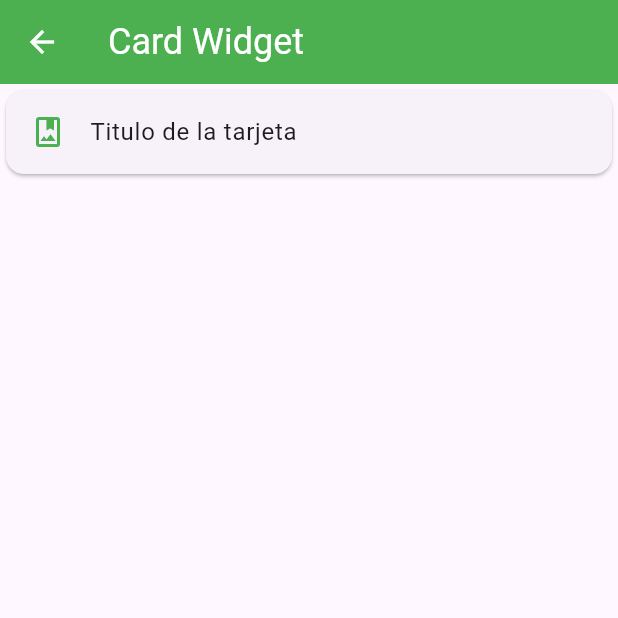
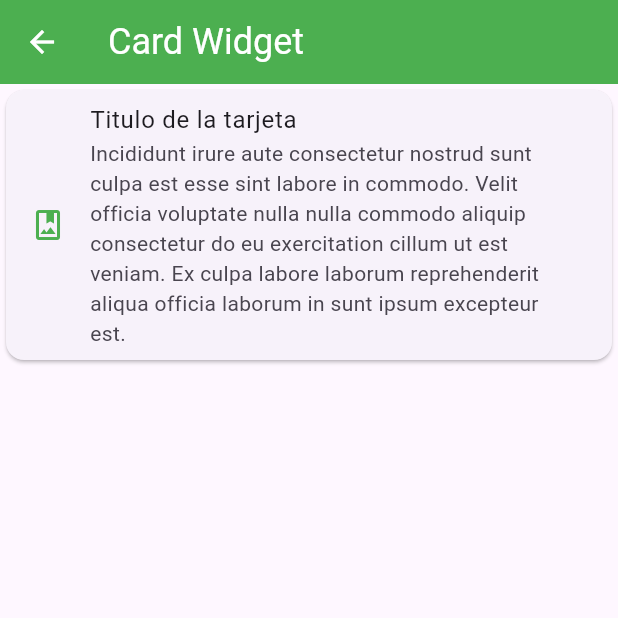
Before and after one commit to The-Crow-n/fl_components, a Flutter app: the CardScreen screen opened by its route, on a phone screen of 412 x 824 dp, the top half of it. Run offline on Flutter 3.47's test engine with Material 3 defaults, Android fonts, the phone set to English and light mode, and no system bars.

Commit message:
sixteenth commit

```diff
--- a/lib/main.dart
+++ b/lib/main.dart
@@ -1,5 +1,4 @@
 import 'package:fl_components/routes/app_routes.dart';
-import 'package:fl_components/screens/screens.dart';
 import 'package:fl_components/theme/app_theme.dart';
 import 'package:flutter/material.dart';
 
--- a/lib/screens/card_screen.dart
+++ b/lib/screens/card_screen.dart
@@ -1,4 +1,4 @@
-import 'package:fl_components/theme/app_theme.dart';
+import 'package:fl_components/widgets/widgets.dart';
 import 'package:flutter/material.dart';
 
 class CardScreen extends StatelessWidget {
@@ -11,21 +11,7 @@ class CardScreen extends StatelessWidget {
           title: const Text('Card Widget'),
         ),
         body: ListView(
-          children: const [
-            Card(
-              child: Column(
-                children: [
-                  ListTile(
-                    leading: Icon(
-                      Icons.photo_album_outlined,
-                      color: AppTheme.primary,
-                    ),
-                    title: Text('Titulo de la tarjeta'),
-                  )
-                ],
-              ),
-            )
-          ],
+          children: [CustomCardTipo1()],
         ));
   }
 }
--- a/lib/screens/home_screen.dart
+++ b/lib/screens/home_screen.dart
@@ -1,5 +1,4 @@
 import 'package:fl_components/routes/app_routes.dart';
-import 'package:fl_components/screens/listview1_screen.dart';
 import 'package:flutter/material.dart';
 
 class HomeScreen extends StatelessWidget {
--- /dev/null
+++ b/lib/widgets/custom_card_tipo_1.dart
@@ -0,0 +1,27 @@
+import 'package:fl_components/theme/app_theme.dart';
+import 'package:flutter/material.dart';
+
+class CustomCardTipo1 extends StatelessWidget {
+  const CustomCardTipo1({
+    super.key,
+  });
+
+  @override
+  Widget build(BuildContext context) {
+    return Card(
+      child: Column(
+        children: [
+          ListTile(
+            leading: Icon(
+              Icons.photo_album_outlined,
+              color: AppTheme.primary,
+            ),
+            title: const Text('Titulo de la tarjeta'),
+            subtitle: const Text(
+                'Incididunt irure aute consectetur nostrud sunt culpa est esse sint labore in commodo. Velit officia voluptate nulla nulla commodo aliquip consectetur do eu exercitation cillum ut est veniam. Ex culpa labore laborum reprehenderit aliqua officia laborum in sunt ipsum excepteur est.'),
+          )
+        ],
+      ),
+    );
+  }
+}
--- /dev/null
+++ b/lib/widgets/widgets.dart
@@ -0,0 +1 @@
+export 'package:fl_components/widgets/custom_card_tipo_1.dart';
```
